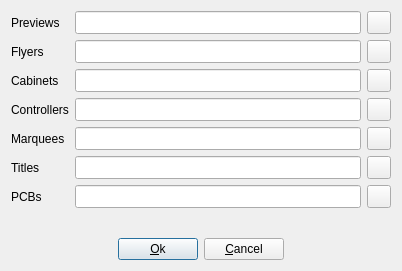
Above: mawsqdlsetup.ui from qmc2/qmc2-mame-fe before the change. Below: the same form after it.
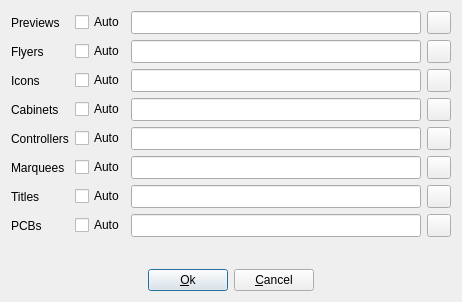
That is the form after the change. Icons and pictures are not drawn.

Commit message: wip: added icons to MAWS quick download setup (will use favicon GIFs provided by MAWS and store them as PNGs)

The edit to the form file:
```diff
--- a/mawsqdlsetup.ui
+++ b/mawsqdlsetup.ui
@@ -6,8 +6,8 @@
    <rect>
     <x>0</x>
     <y>0</y>
-    <width>402</width>
-    <height>271</height>
+    <width>462</width>
+    <height>302</height>
    </rect>
   </property>
   <property name="windowTitle">
@@ -29,7 +29,7 @@
        </property>
       </widget>
      </item>
-     <item row="0" column="1" colspan="2">
+     <item row="0" column="2" colspan="2">
       <widget class="QLineEdit" name="lineEditPreviewDirectory">
        <property name="sizePolicy">
         <sizepolicy hsizetype="Expanding" vsizetype="Minimum">
@@ -42,7 +42,7 @@
        </property>
       </widget>
      </item>
-     <item row="0" column="3">
+     <item row="0" column="4">
       <widget class="QToolButton" name="toolButtonBrowsePreviewDirectory">
        <property name="sizePolicy">
         <sizepolicy hsizetype="Fixed" vsizetype="Minimum">
@@ -72,7 +72,7 @@
        </property>
       </widget>
      </item>
-     <item row="1" column="1" colspan="2">
+     <item row="1" column="2" colspan="2">
       <widget class="QLineEdit" name="lineEditFlyerDirectory">
        <property name="sizePolicy">
         <sizepolicy hsizetype="Expanding" vsizetype="Minimum">
@@ -85,7 +85,7 @@
        </property>
       </widget>
      </item>
-     <item row="1" column="3">
+     <item row="1" column="4">
       <widget class="QToolButton" name="toolButtonBrowseFlyerDirectory">
        <property name="sizePolicy">
         <sizepolicy hsizetype="Fixed" vsizetype="Minimum">
@@ -102,7 +102,7 @@
        </property>
       </widget>
      </item>
-     <item row="2" column="0">
+     <item row="3" column="0">
       <widget class="QLabel" name="labelCabinets">
        <property name="sizePolicy">
         <sizepolicy hsizetype="Maximum" vsizetype="Preferred">
@@ -115,7 +115,7 @@
        </property>
       </widget>
      </item>
-     <item row="2" column="1" colspan="2">
+     <item row="3" column="2" colspan="2">
       <widget class="QLineEdit" name="lineEditCabinetDirectory">
        <property name="sizePolicy">
         <sizepolicy hsizetype="Expanding" vsizetype="Minimum">
@@ -128,7 +128,7 @@
        </property>
       </widget>
      </item>
-     <item row="2" column="3">
+     <item row="3" column="4">
       <widget class="QToolButton" name="toolButtonBrowseCabinetDirectory">
        <property name="sizePolicy">
         <sizepolicy hsizetype="Fixed" vsizetype="Minimum">
@@ -145,7 +145,7 @@
        </property>
       </widget>
      </item>
-     <item row="3" column="0">
+     <item row="4" column="0">
       <widget class="QLabel" name="labelControllers">
        <property name="sizePolicy">
         <sizepolicy hsizetype="Maximum" vsizetype="Preferred">
@@ -158,7 +158,7 @@
        </property>
       </widget>
      </item>
-     <item row="3" column="1" colspan="2">
+     <item row="4" column="2" colspan="2">
       <widget class="QLineEdit" name="lineEditControllerDirectory">
        <property name="sizePolicy">
         <sizepolicy hsizetype="Expanding" vsizetype="Minimum">
@@ -171,7 +171,7 @@
        </property>
       </widget>
      </item>
-     <item row="3" column="3">
+     <item row="4" column="4">
       <widget class="QToolButton" name="toolButtonBrowseControllerDirectory">
        <property name="sizePolicy">
         <sizepolicy hsizetype="Fixed" vsizetype="Minimum">
@@ -188,7 +188,7 @@
        </property>
       </widget>
      </item>
-     <item row="4" column="0">
+     <item row="5" column="0">
       <widget class="QLabel" name="labelMarquees">
        <property name="sizePolicy">
         <sizepolicy hsizetype="Maximum" vsizetype="Preferred">
@@ -201,7 +201,7 @@
        </property>
       </widget>
      </item>
-     <item row="4" column="1" colspan="2">
+     <item row="5" column="2" colspan="2">
       <widget class="QLineEdit" name="lineEditMarqueeDirectory">
        <property name="sizePolicy">
         <sizepolicy hsizetype="Expanding" vsizetype="Minimum">
@@ -214,7 +214,7 @@
        </property>
       </widget>
      </item>
-     <item row="4" column="3">
+     <item row="5" column="4">
       <widget class="QToolButton" name="toolButtonBrowseMarqueeDirectory">
        <property name="sizePolicy">
         <sizepolicy hsizetype="Fixed" vsizetype="Minimum">
@@ -231,7 +231,7 @@
        </property>
       </widget>
      </item>
-     <item row="5" column="0">
+     <item row="6" column="0">
       <widget class="QLabel" name="labelTitles">
        <property name="sizePolicy">
         <sizepolicy hsizetype="Maximum" vsizetype="Preferred">
@@ -244,7 +244,7 @@
        </property>
       </widget>
      </item>
-     <item row="5" column="1" colspan="2">
+     <item row="6" column="2" colspan="2">
       <widget class="QLineEdit" name="lineEditTitleDirectory">
        <property name="sizePolicy">
         <sizepolicy hsizetype="Expanding" vsizetype="Minimum">
@@ -257,7 +257,7 @@
        </property>
       </widget>
      </item>
-     <item row="5" column="3">
+     <item row="6" column="4">
       <widget class="QToolButton" name="toolButtonBrowseTitleDirectory">
        <property name="sizePolicy">
         <sizepolicy hsizetype="Fixed" vsizetype="Minimum">
@@ -274,7 +274,7 @@
        </property>
       </widget>
      </item>
-     <item row="6" column="0">
+     <item row="7" column="0">
       <widget class="QLabel" name="labelPCBs">
        <property name="sizePolicy">
         <sizepolicy hsizetype="Maximum" vsizetype="Preferred">
@@ -287,7 +287,7 @@
        </property>
       </widget>
      </item>
-     <item row="6" column="1" colspan="2">
+     <item row="7" column="2" colspan="2">
       <widget class="QLineEdit" name="lineEditPCBDirectory">
        <property name="sizePolicy">
         <sizepolicy hsizetype="Expanding" vsizetype="Minimum">
@@ -300,7 +300,7 @@
        </property>
       </widget>
      </item>
-     <item row="6" column="3">
+     <item row="7" column="4">
       <widget class="QToolButton" name="toolButtonBrowsePCBDirectory">
        <property name="sizePolicy">
         <sizepolicy hsizetype="Fixed" vsizetype="Minimum">
@@ -317,7 +317,7 @@
        </property>
       </widget>
      </item>
-     <item row="8" column="0" colspan="4">
+     <item row="9" column="0" colspan="5">
       <layout class="QHBoxLayout" name="horizontalLayout">
        <item>
         <spacer name="horizontalSpacer">
@@ -335,7 +335,7 @@
          </property>
          <property name="sizeHint" stdset="0">
           <size>
-           <width>100</width>
+           <width>130</width>
            <height>20</height>
           </size>
          </property>
@@ -385,7 +385,7 @@
          </property>
          <property name="sizeHint" stdset="0">
           <size>
-           <width>100</width>
+           <width>130</width>
            <height>20</height>
           </size>
          </property>
@@ -393,7 +393,7 @@
        </item>
       </layout>
      </item>
-     <item row="7" column="0" colspan="4">
+     <item row="8" column="0" colspan="5">
       <spacer name="verticalSpacer">
        <property name="orientation">
         <enum>Qt::Vertical</enum>
@@ -406,6 +406,177 @@
        </property>
       </spacer>
      </item>
+     <item row="0" column="1">
+      <widget class="QCheckBox" name="checkBoxAutoPreviews">
+       <property name="sizePolicy">
+        <sizepolicy hsizetype="Maximum" vsizetype="Fixed">
+         <horstretch>0</horstretch>
+         <verstretch>0</verstretch>
+        </sizepolicy>
+       </property>
+       <property name="toolTip">
+        <string>Automatically download preview images</string>
+       </property>
+       <property name="text">
+        <string>Auto</string>
+       </property>
+      </widget>
+     </item>
+     <item row="1" column="1">
+      <widget class="QCheckBox" name="checkBoxAutoFlyers">
+       <property name="sizePolicy">
+        <sizepolicy hsizetype="Maximum" vsizetype="Fixed">
+         <horstretch>0</horstretch>
+         <verstretch>0</verstretch>
+        </sizepolicy>
+       </property>
+       <property name="toolTip">
+        <string>Automatically download flyer images</string>
+       </property>
+       <property name="text">
+        <string>Auto</string>
+       </property>
+      </widget>
+     </item>
+     <item row="3" column="1">
+      <widget class="QCheckBox" name="checkBoxAutoCabinets">
+       <property name="sizePolicy">
+        <sizepolicy hsizetype="Maximum" vsizetype="Fixed">
+         <horstretch>0</horstretch>
+         <verstretch>0</verstretch>
+        </sizepolicy>
+       </property>
+       <property name="toolTip">
+        <string>Automatically download cabinet images</string>
+       </property>
+       <property name="text">
+        <string>Auto</string>
+       </property>
+      </widget>
+     </item>
+     <item row="4" column="1">
+      <widget class="QCheckBox" name="checkBoxAutoControllers">
+       <property name="sizePolicy">
+        <sizepolicy hsizetype="Maximum" vsizetype="Fixed">
+         <horstretch>0</horstretch>
+         <verstretch>0</verstretch>
+        </sizepolicy>
+       </property>
+       <property name="toolTip">
+        <string>Automatically download controller images</string>
+       </property>
+       <property name="text">
+        <string>Auto</string>
+       </property>
+      </widget>
+     </item>
+     <item row="5" column="1">
+      <widget class="QCheckBox" name="checkBoxAutoMarquees">
+       <property name="sizePolicy">
+        <sizepolicy hsizetype="Maximum" vsizetype="Fixed">
+         <horstretch>0</horstretch>
+         <verstretch>0</verstretch>
+        </sizepolicy>
+       </property>
+       <property name="toolTip">
+        <string>Automatically download marquee images</string>
+       </property>
+       <property name="text">
+        <string>Auto</string>
+       </property>
+      </widget>
+     </item>
+     <item row="6" column="1">
+      <widget class="QCheckBox" name="checkBoxAutoTitles">
+       <property name="sizePolicy">
+        <sizepolicy hsizetype="Maximum" vsizetype="Fixed">
+         <horstretch>0</horstretch>
+         <verstretch>0</verstretch>
+        </sizepolicy>
+       </property>
+       <property name="toolTip">
+        <string>Automatically download title images</string>
+       </property>
+       <property name="text">
+        <string>Auto</string>
+       </property>
+      </widget>
+     </item>
+     <item row="7" column="1">
+      <widget class="QCheckBox" name="checkBoxAutoPCBs">
+       <property name="sizePolicy">
+        <sizepolicy hsizetype="Maximum" vsizetype="Fixed">
+         <horstretch>0</horstretch>
+         <verstretch>0</verstretch>
+        </sizepolicy>
+       </property>
+       <property name="toolTip">
+        <string>Automatically download PCB images</string>
+       </property>
+       <property name="text">
+        <string>Auto</string>
+       </property>
+      </widget>
+     </item>
+     <item row="2" column="0">
+      <widget class="QLabel" name="labelIcons">
+       <property name="sizePolicy">
+        <sizepolicy hsizetype="Maximum" vsizetype="Preferred">
+         <horstretch>0</horstretch>
+         <verstretch>0</verstretch>
+        </sizepolicy>
+       </property>
+       <property name="text">
+        <string>Icons</string>
+       </property>
+      </widget>
+     </item>
+     <item row="2" column="1">
+      <widget class="QCheckBox" name="checkBoxAutoIcons">
+       <property name="sizePolicy">
+        <sizepolicy hsizetype="Maximum" vsizetype="Fixed">
+         <horstretch>0</horstretch>
+         <verstretch>0</verstretch>
+        </sizepolicy>
+       </property>
+       <property name="toolTip">
+        <string>Automatically download icon images</string>
+       </property>
+       <property name="text">
+        <string>Auto</string>
+       </property>
+      </widget>
+     </item>
+     <item row="2" column="2" colspan="2">
+      <widget class="QLineEdit" name="lineEditIconDirectory">
+       <property name="sizePolicy">
+        <sizepolicy hsizetype="Expanding" vsizetype="Minimum">
+         <horstretch>0</horstretch>
+         <verstretch>0</verstretch>
+        </sizepolicy>
+       </property>
+       <property name="toolTip">
+        <string>Path to store icon images</string>
+       </property>
+      </widget>
+     </item>
+     <item row="2" column="4">
+      <widget class="QToolButton" name="toolButtonBrowseIconDirectory">
+       <property name="sizePolicy">
+        <sizepolicy hsizetype="Fixed" vsizetype="Minimum">
+         <horstretch>0</horstretch>
+         <verstretch>0</verstretch>
+        </sizepolicy>
+       </property>
+       <property name="toolTip">
+        <string>Browse path to store icon images</string>
+       </property>
+       <property name="icon">
+        <iconset resource="qmc2.qrc">
+         <normaloff>:/data/img/fileopen.png</normaloff>:/data/img/fileopen.png</iconset>
+       </property>
+      </widget>
+     </item>
     </layout>
    </item>
   </layout>
```
Left out of the diff: 10 changed lines with no effect on the pictures. The commit also changes 8 other files.
